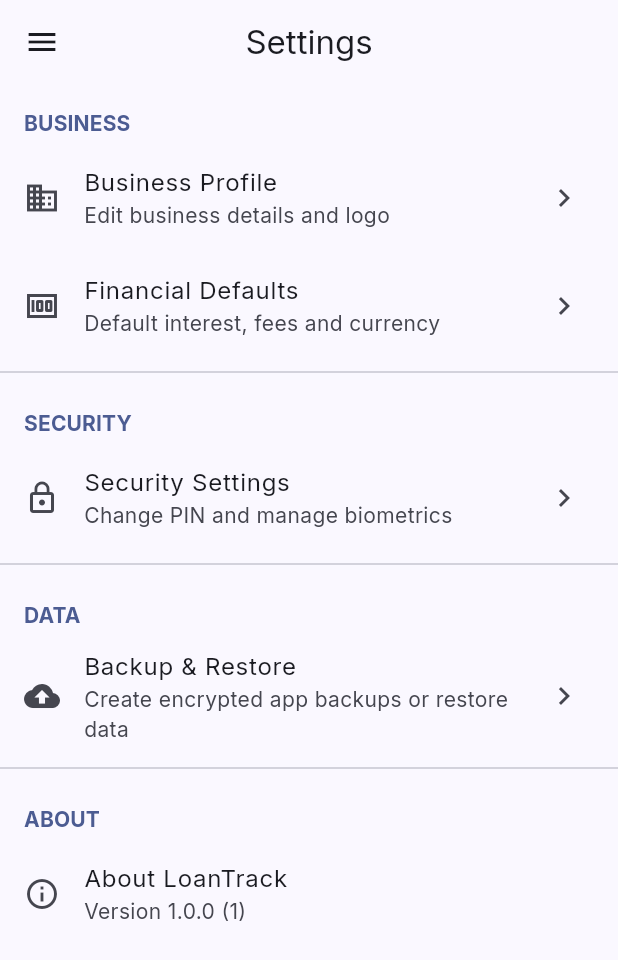
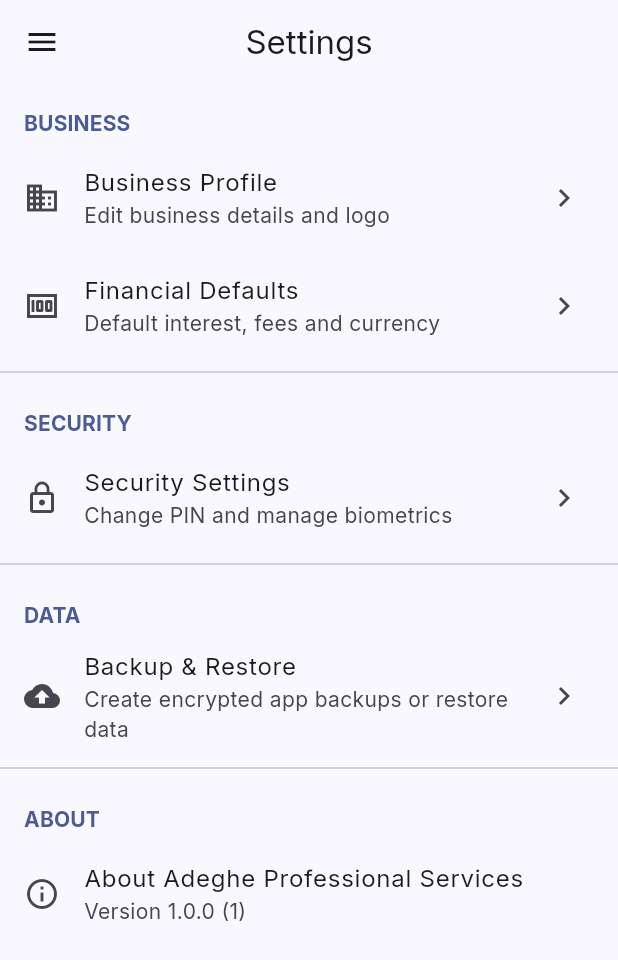
Before and after one commit to eghosa001/Adeghe_loan, a Flutter app: the SettingsScreen screen opened by its route, on a phone screen of 412 x 824 dp. Shown: the top 960 px of the screen. Run offline on Flutter 3.47's test engine with Material 3 defaults, Android fonts, the phone set to English and light mode, and no system bars; our stand-ins replace file_picker, flutter_local_notifications, flutter_riverpod, flutter_secure_storage, go_router, google_fonts and 5 more; missing offline and left inert: encrypt, excel; accounts and stored records are empty.

Commit message:
Rebrand app to Adeghe Professional Services and add daily/weekly dashboard breakdowns

```diff
--- a/lib/core/constants/app_constants.dart
+++ b/lib/core/constants/app_constants.dart
@@ -1,12 +1,12 @@
 class AppConstants {
   AppConstants._();
 
-  static const String appName = 'LoanTrack';
+  static const String appName = 'Adeghe Professional Services';
   static const String appVersion = '1.0.0';
   static const int appBuildNumber = 1;
 
   // Database
-  static const String databaseName = 'loantrack.db';
+  static const String databaseName = 'adeghe_loans.db';
   static const int databaseVersion = 6;
 
   static const String tableCustomers = 'customers';
@@ -59,7 +59,7 @@ class AppConstants {
 
   // Backup
   static const String backupFileExtension = '.ltbackup';
-  static const String backupFolderName = 'LoanTrack_Backups';
+  static const String backupFolderName = 'Adeghe_Backups';
 
   // Formats / locale defaults
   static const String dateFormatDisplay = 'dd MMM yyyy';
--- a/lib/core/notifications/notification_service.dart
+++ b/lib/core/notifications/notification_service.dart
@@ -31,9 +31,9 @@ class NotificationService {
     if (!_initialized) await initialize();
 
     const androidDetails = AndroidNotificationDetails(
-      'loantrack_channel',
-      'LoanTrack Notifications',
-      channelDescription: 'General notifications from LoanTrack',
+      'adeghe_channel',
+      'Adeghe Professional Services',
+      channelDescription: 'General notifications from Adeghe Professional Services',
       importance: Importance.high,
       priority: Priority.high,
     );
@@ -50,8 +50,8 @@ class NotificationService {
     if (!_initialized) await initialize();
 
     const androidDetails = AndroidNotificationDetails(
-      'loantrack_reminders',
-      'Loan Reminders',
+      'adeghe_reminders',
+      'Adeghe Loan Reminders',
       channelDescription: 'Reminders for upcoming loan payments',
       importance: Importance.high,
       priority: Priority.high,
--- a/lib/features/backup/data/backup_service.dart
+++ b/lib/features/backup/data/backup_service.dart
@@ -28,7 +28,7 @@ class BackupService {
     }
 
     final backupFileName =
-        'loantrack_backup_${DateTime.now().toIso8601String().replaceAll(':', '-')}${AppConstants.backupFileExtension}';
+        'adeghe_backup_${DateTime.now().toIso8601String().replaceAll(':', '-')}${AppConstants.backupFileExtension}';
     final target = File(join((await backupDirectory).path, backupFileName));
     final result = await source.copy(target.path);
     await _databaseService.database;
```
Also changed, not shown: lib/features/dashboard/data/dashboard_repository.dart (+24 -0 lines), lib/features/dashboard/data/models/dashboard_data.dart (+8 -0 lines), lib/features/dashboard/presentation/screens/dashboard_screen.dart (+45 -1 lines), 1 other file.
